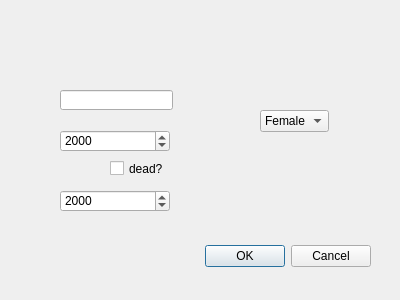
Qt form week3/editscientistdialog.ui (Hopur29/vika3) before a commit.
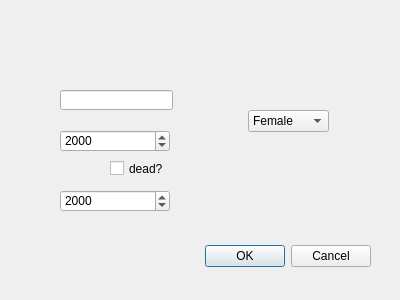
The same form after that commit.

Patch:
```diff
--- a/week3/editscientistdialog.ui
+++ b/week3/editscientistdialog.ui
@@ -32,9 +32,9 @@
   <widget class="QComboBox" name="comboBox">
    <property name="geometry">
     <rect>
-     <x>260</x>
+     <x>248</x>
      <y>110</y>
-     <width>69</width>
+     <width>81</width>
      <height>22</height>
     </rect>
    </property>
```
